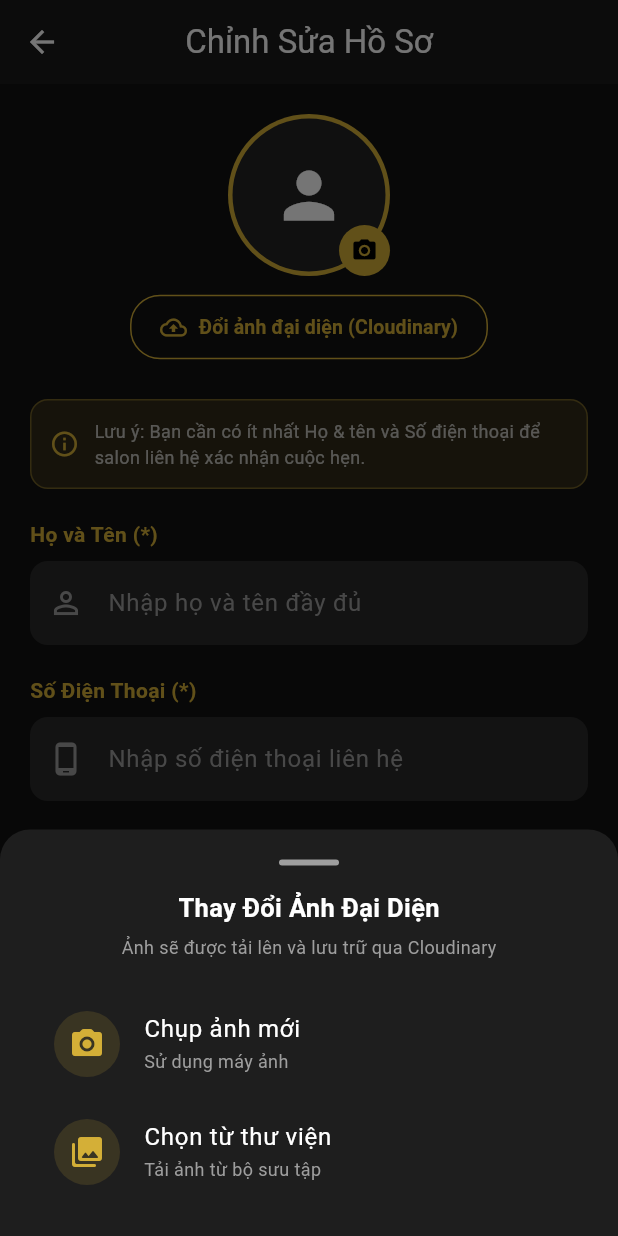
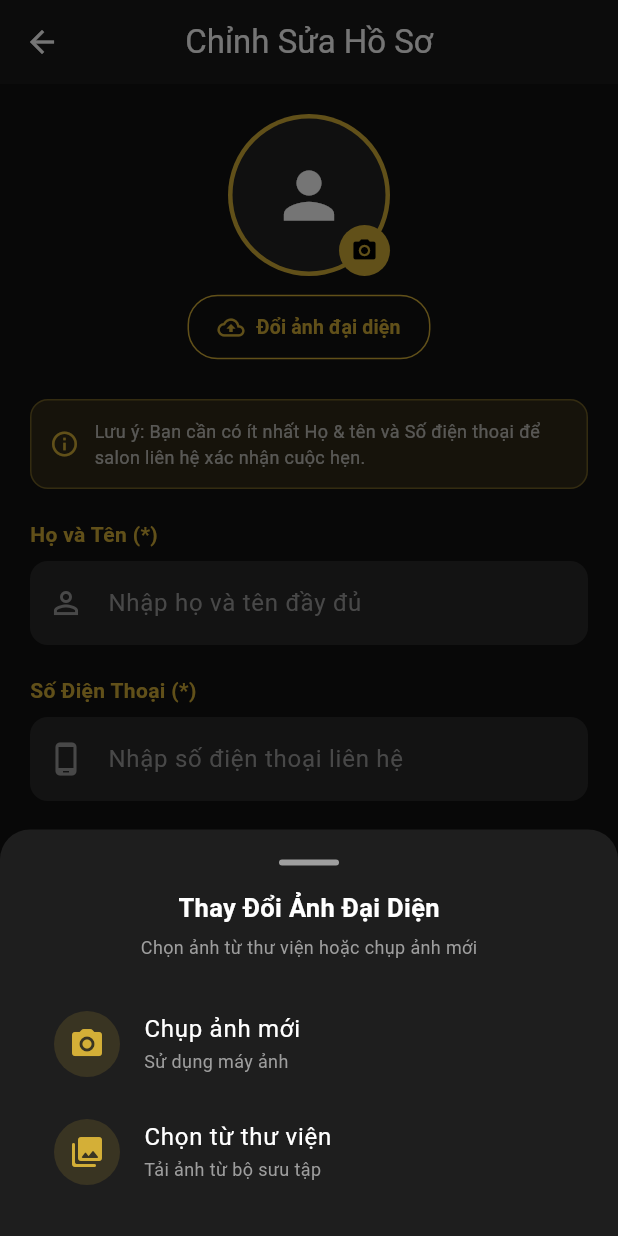
Before and after one commit to PhucLHHE180501/Group3-PRM, a Flutter app: the EditProfileScreen screen opened directly, after a tap on the "person" icon, on a phone screen of 412 x 824 dp. Run offline on Flutter 3.47's test engine with Material 3 defaults, Android fonts, the phone set to English and light mode, and no system bars; our stand-ins replace cloud_firestore, firebase_auth, firebase_core, firebase_storage, image_picker, permission_handler; accounts and stored records are empty.

Commit message:
ui: remove Cloudinary text from avatar change dialogs and portfolio UI

```diff
--- a/lib/features/barber/screens/staff_dashboard_screen.dart
+++ b/lib/features/barber/screens/staff_dashboard_screen.dart
@@ -1,4 +1,4 @@
-import 'dart:async';
+﻿import 'dart:async';
 
 import 'package:flutter/material.dart';
 import 'package:image_picker/image_picker.dart';
@@ -1566,7 +1566,7 @@ class _StaffDashboardScreenState extends State<StaffDashboardScreen>
           ),
           const SizedBox(height: 4),
           Text(
-            '${cloudinaryImages.length} ảnh portfolio (Cloudinary)',
+            '${cloudinaryImages.length} ảnh portfolio',
             style: const TextStyle(color: Colors.grey, fontSize: 12),
           ),
           const SizedBox(height: 16),
@@ -1574,7 +1574,7 @@ class _StaffDashboardScreenState extends State<StaffDashboardScreen>
             _buildEmptyState(
               icon: Icons.photo_library_outlined,
               message:
-                  'Chưa có ảnh portfolio nào từ Cloudinary.\nHãy bấm nút "+" bên dưới để tải ảnh tác phẩm lên!',
+                  'Chưa có ảnh portfolio nào.\nHãy bấm nút "+" bên dưới để tải ảnh tác phẩm lên!',
             )
           else
             _buildPortfolioGrid(displayImages, cloudinaryImages, hasMore),
@@ -2387,7 +2387,7 @@ class _StaffDashboardScreenState extends State<StaffDashboardScreen>
               ),
               const SizedBox(height: 6),
               const Text(
-                'Ảnh sẽ được tải lên và lưu trữ qua Cloudinary',
+                'Chọn ảnh từ thư viện hoặc chụp ảnh mới',
                 style: TextStyle(color: Colors.grey, fontSize: 12),
               ),
               const SizedBox(height: 20),
@@ -2463,7 +2463,7 @@ class _StaffDashboardScreenState extends State<StaffDashboardScreen>
 
       ScaffoldMessenger.of(context).showSnackBar(
         const SnackBar(
-          content: Text('Đã cập nhật ảnh đại diện từ Cloudinary thành công!'),
+          content: Text('Đã cập nhật ảnh đại diện thành công!'),
           backgroundColor: Colors.green,
         ),
       );
@@ -2627,7 +2627,7 @@ class _StaffDashboardScreenState extends State<StaffDashboardScreen>
                                 },
                                 icon: const Icon(Icons.cloud_upload_rounded, color: _gold, size: 16),
                                 label: const Text(
-                                  'Đổi ảnh đại diện (Cloudinary)',
+                                  'Đổi ảnh đại diện',
                                   style: TextStyle(color: _gold, fontSize: 13),
                                 ),
                               ),
--- a/lib/features/customer/screens/barber/barber_detail_screen.dart
+++ b/lib/features/customer/screens/barber/barber_detail_screen.dart
@@ -337,7 +337,7 @@ class _BarberDetailScreenState extends State<BarberDetailScreen>
                             if (cloudinaryImages.isEmpty) {
                               return const Center(
                                 child: Text(
-                                  'Chưa có hình ảnh sản phẩm từ Cloudinary',
+                                  'Chưa có hình ảnh sản phẩm',
                                   style: TextStyle(color: Colors.grey),
                                 ),
                               );
--- a/lib/features/customer/screens/profile/edit_profile_screen.dart
+++ b/lib/features/customer/screens/profile/edit_profile_screen.dart
@@ -158,7 +158,7 @@ class _EditProfileScreenState extends State<EditProfileScreen> {
               ),
               const SizedBox(height: 6),
               const Text(
-                'Ảnh sẽ được tải lên và lưu trữ qua Cloudinary',
+                'Chọn ảnh từ thư viện hoặc chụp ảnh mới',
                 style: TextStyle(color: Colors.grey, fontSize: 12),
               ),
               const SizedBox(height: 20),
@@ -235,7 +235,7 @@ class _EditProfileScreenState extends State<EditProfileScreen> {
 
       ScaffoldMessenger.of(context).showSnackBar(
         const SnackBar(
-          content: Text('Đã tải ảnh lên Cloudinary thành công!'),
+          content: Text('Đã cập nhật ảnh đại diện thành công!'),
           backgroundColor: Colors.green,
         ),
       );
@@ -357,7 +357,7 @@ class _EditProfileScreenState extends State<EditProfileScreen> {
                         size: 18,
                       ),
                       label: const Text(
-                        'Đổi ảnh đại diện (Cloudinary)',
+                        'Đổi ảnh đại diện',
                         style: TextStyle(
                           color: Color(0xFFD4AF37),
                           fontSize: 13,
--- a/lib/features/customer/screens/profile/profile_screen.dart
+++ b/lib/features/customer/screens/profile/profile_screen.dart
@@ -142,7 +142,7 @@ class _ProfileScreenState extends State<ProfileScreen> {
               ),
               const SizedBox(height: 6),
               const Text(
-                'Ảnh sẽ được tải lên và lưu trữ qua Cloudinary',
+                'Chọn ảnh từ thư viện hoặc chụp ảnh mới',
                 style: TextStyle(color: Colors.grey, fontSize: 12),
               ),
               const SizedBox(height: 20),
@@ -223,7 +223,7 @@ class _ProfileScreenState extends State<ProfileScreen> {
 
       ScaffoldMessenger.of(context).showSnackBar(
         const SnackBar(
-          content: Text('Đã cập nhật ảnh đại diện từ Cloudinary thành công!'),
+          content: Text('Đã cập nhật ảnh đại diện thành công!'),
           backgroundColor: Colors.green,
         ),
       );
```
